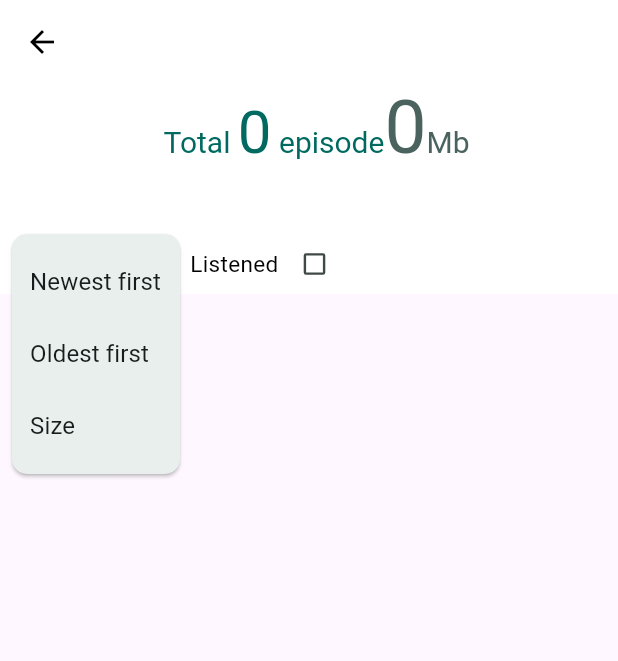
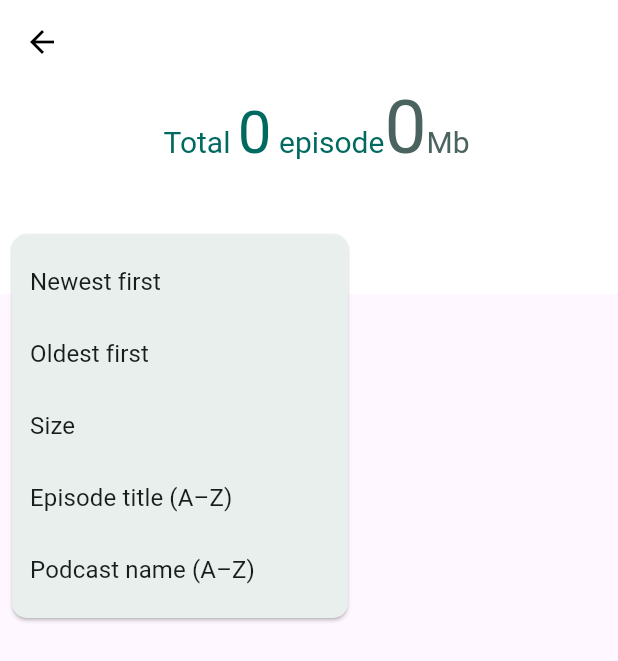
Before and after one commit to tsacdop/tsacdop, a Flutter app: the DownloadsManage screen opened directly, after a tap on "Sort by", on a phone screen of 412 x 824 dp. Shown: the top 661 px of the screen. Run offline on Flutter 3.47's test engine with Material 3 defaults, Android fonts, the phone set to English and light mode, and no system bars; drawn by our look-alikes of dynamic_color; our stand-ins replace audio_service, auto_animated, cached_network_image, connectivity_plus, convert, csslib and 21 more; missing offline and left inert: audio_session, color_thief_dart, feature_discovery, list_counter, path_provider_android, shared_preferences_android and 2 more; accounts and stored records are empty; Roboto replaces fonts that are missing (Cairo); statements that could not run were skipped.

Commit message:
Add sorting options to the Downloads tab (#87)
* Add persistent sorting for downloaded episodes

* Preserve efficient history filtering for download sorting

```diff
--- a/lib/l10n/intl_el.arb
+++ b/lib/l10n/intl_el.arb
@@ -613,6 +613,10 @@
   "@share": {},
   "showNotesFonts": "Προβολή γραμματοσειράς σημειώσεων",
   "@showNotesFonts": {},
+  "sortEpisodeTitle": "Τίτλος επεισοδίου (Α–Ω)",
+  "@sortEpisodeTitle": {},
+  "sortPodcastName": "Όνομα podcast (Α–Ω)",
+  "@sortPodcastName": {},
   "size": "Μέγεθος",
   "@size": {},
   "skipSecondsAtEnd": "Παράλειψη δευτερολέπτων στο τέλος",
--- a/lib/l10n/intl_en.arb
+++ b/lib/l10n/intl_en.arb
@@ -613,6 +613,10 @@
   "@share": {},
   "showNotesFonts": "Show notes font",
   "@showNotesFonts": {},
+  "sortEpisodeTitle": "Episode title (A–Z)",
+  "@sortEpisodeTitle": {},
+  "sortPodcastName": "Podcast name (A–Z)",
+  "@sortPodcastName": {},
   "size": "Size",
   "@size": {},
   "skipSecondsAtEnd": "Skip seconds at end",
--- a/lib/l10n/intl_es.arb
+++ b/lib/l10n/intl_es.arb
@@ -613,6 +613,10 @@
   "@share": {},
   "showNotesFonts": "Fuente de las notas del show",
   "@showNotesFonts": {},
+  "sortEpisodeTitle": "Título del episodio (A–Z)",
+  "@sortEpisodeTitle": {},
+  "sortPodcastName": "Nombre del podcast (A–Z)",
+  "@sortPodcastName": {},
   "size": "Tamaño",
   "@size": {},
   "skipSecondsAtEnd": "Saltar segundos al final",
--- a/lib/l10n/intl_fr.arb
+++ b/lib/l10n/intl_fr.arb
@@ -613,6 +613,10 @@
   "@share": {},
   "showNotesFonts": "Show notes font",
   "@showNotesFonts": {},
+  "sortEpisodeTitle": "Titre de l’épisode (A–Z)",
+  "@sortEpisodeTitle": {},
+  "sortPodcastName": "Nom du podcast (A–Z)",
+  "@sortPodcastName": {},
   "size": "Taille",
   "@size": {},
   "skipSecondsAtEnd": "Skip seconds at end",
--- a/lib/l10n/intl_it.arb
+++ b/lib/l10n/intl_it.arb
@@ -613,6 +613,10 @@
   "@share": {},
   "showNotesFonts": "Mostra il font delle note",
   "@showNotesFonts": {},
+  "sortEpisodeTitle": "Titolo dell’episodio (A–Z)",
+  "@sortEpisodeTitle": {},
+  "sortPodcastName": "Nome del podcast (A–Z)",
+  "@sortPodcastName": {},
   "size": "Dimensione",
   "@size": {},
   "skipSecondsAtEnd": "Salta secondi al termine",
--- a/lib/l10n/intl_pt.arb
+++ b/lib/l10n/intl_pt.arb
@@ -613,6 +613,10 @@
   "@share": {},
   "showNotesFonts": "Mostrar tipo de letra das notas",
   "@showNotesFonts": {},
+  "sortEpisodeTitle": "Título do episódio (A–Z)",
+  "@sortEpisodeTitle": {},
+  "sortPodcastName": "Nome do podcast (A–Z)",
+  "@sortPodcastName": {},
   "size": "Tamanho",
   "@size": {},
   "skipSecondsAtEnd": "Saltar segundos no fim",
--- a/lib/l10n/intl_ru.arb
+++ b/lib/l10n/intl_ru.arb
@@ -613,6 +613,10 @@
   "@share": {},
   "showNotesFonts": "Показать шрифт заметок",
   "@showNotesFonts": {},
+  "sortEpisodeTitle": "Название эпизода (А–Я)",
+  "@sortEpisodeTitle": {},
+  "sortPodcastName": "Название подкаста (А–Я)",
+  "@sortPodcastName": {},
   "size": "Размер",
   "@size": {},
   "skipSecondsAtEnd": "Пропустить несколько секунд в конце",
--- a/lib/l10n/intl_tr.arb
+++ b/lib/l10n/intl_tr.arb
@@ -613,6 +613,10 @@
   "@share": {},
   "showNotesFonts": "Not yazı tipini göster",
   "@showNotesFonts": {},
+  "sortEpisodeTitle": "Bölüm başlığı (A–Z)",
+  "@sortEpisodeTitle": {},
+  "sortPodcastName": "Podcast adı (A–Z)",
+  "@sortPodcastName": {},
   "size": "Boyut",
   "@size": {},
   "skipSecondsAtEnd": "Sondaki saniyeleri atla",
--- a/lib/l10n/intl_zh_Hans.arb
+++ b/lib/l10n/intl_zh_Hans.arb
@@ -613,6 +613,10 @@
   "@share": {},
   "showNotesFonts": "节目简介字体",
   "@showNotesFonts": {},
+  "sortEpisodeTitle": "节目标题（A–Z）",
+  "@sortEpisodeTitle": {},
+  "sortPodcastName": "播客名称（A–Z）",
+  "@sortPodcastName": {},
   "size": "大小",
   "@size": {},
   "skipSecondsAtEnd": "结束跳过秒数",
--- a/lib/local_storage/key_value_storage.dart
+++ b/lib/local_storage/key_value_storage.dart
@@ -23,6 +23,7 @@ const String podcastLayoutKey = 'podcastLayoutKey';
 const String recentLayoutKey = 'recentLayoutKey';
 const String favLayoutKey = 'favLayoutKey';
 const String downloadLayoutKey = 'downloadLayoutKey';
+const String downloadSortKey = 'downloadSortKey';
 const String autoDownloadNetworkKey = 'autoDownloadNetwork';
 const String episodePopupMenuKey = 'episodePopupMenuKey';
 const String autoDeleteKey = 'autoDeleteKey';
--- a/lib/local_storage/sqflite_localpodcast.dart
+++ b/lib/local_storage/sqflite_localpodcast.dart
@@ -10,6 +10,7 @@ import 'package:sqflite/sqflite.dart';
 import 'package:webfeed/webfeed.dart';
 
 import '../type/episodebrief.dart';
+import '../type/download_sort.dart';
 import '../type/play_histroy.dart';
 import '../type/podcastlocal.dart';
 import '../type/sub_history.dart';
@@ -1644,67 +1645,42 @@ class DBHelper {
   }) async {
     var dbClient = await database;
     var episodes = <EpisodeBrief>[];
-    late List<Map> list;
-    if (hideListened) {
-      if (mode == 0) {
-        list = await dbClient.rawQuery("""SELECT E.title, E.enclosure_url, E.enclosure_length, E.download_date, E.is_new,
-        E.milliseconds, P.title as feed_title, E.duration, E.explicit,
-        P.imagePath, P.primaryColor FROM Episodes E INNER JOIN PodcastLocal P ON E.feed_id = P.id
-        LEFT JOIN PlayHistory H ON E.enclosure_url = H.enclosure_url
-        WHERE E.enclosure_url != E.media_id GROUP BY E.enclosure_url HAVING SUM(H.listen_time) is null
-        OR SUM(H.listen_time) = 0 ORDER BY E.download_date DESC""");
-      } else if (mode == 1) {
-        list = await dbClient.rawQuery("""SELECT E.title, E.enclosure_url, E.enclosure_length, E.download_date,E.is_new,
-        E.milliseconds, P.title as feed_title, E.duration, E.explicit,
-        P.imagePath, P.primaryColor FROM Episodes E INNER JOIN PodcastLocal P ON E.feed_id = P.id
-        LEFT JOIN PlayHistory H ON E.enclosure_url = H.enclosure_url
-        WHERE E.enclosure_url != E.media_id GROUP BY E.enclosure_url HAVING SUM(H.listen_time) is null
-        OR SUM(H.listen_time) = 0 ORDER BY E.download_date ASC""");
-      } else if (mode == 2) {
-        list = await dbClient.rawQuery("""SELECT E.title, E.enclosure_url, E.enclosure_length, E.download_date,E.is_new,
-        E.milliseconds, P.title as feed_title, E.duration, E.explicit,
-        P.imagePath, P.primaryColor FROM Episodes E INNER JOIN PodcastLocal P ON E.feed_id = P.id
-        LEFT JOIN PlayHistory H ON E.enclosure_url = H.enclosure_url
-        WHERE E.enclosure_url != E.media_id GROUP BY E.enclosure_url HAVING SUM(H.listen_time) is null
-        OR SUM(H.listen_time) = 0 ORDER BY E.enclosure_length DESC""");
-      }
-    } else //Ordered by date
-    {
-      if (mode == 0) {
-        list = await dbClient.rawQuery("""SELECT E.title, E.enclosure_url, E.enclosure_length, E.download_date, E.is_new,
-        E.milliseconds, P.title as feed_title, E.duration, E.explicit,
-        P.imagePath, P.primaryColor FROM Episodes E INNER JOIN PodcastLocal P ON E.feed_id = P.id
-        WHERE E.enclosure_url != E.media_id
-        ORDER BY E.download_date DESC""");
-      } else if (mode == 1) {
-        list = await dbClient.rawQuery("""SELECT E.title, E.enclosure_url, E.enclosure_length, E.download_date,E.is_new,
-        E.milliseconds, P.title as feed_title, E.duration, E.explicit,
-        P.imagePath, P.primaryColor FROM Episodes E INNER JOIN PodcastLocal P ON E.feed_id = P.id
-        WHERE E.enclosure_url != E.media_id
-        ORDER BY E.download_date ASC""");
-      } else if (mode == 2) {
-        list = await dbClient.rawQuery("""SELECT E.title, E.enclosure_url, E.enclosure_length, E.download_date,E.is_new,
-        E.milliseconds, P.title as feed_title, E.duration, E.explicit,
-        P.imagePath, P.primaryColor FROM Episodes E INNER JOIN PodcastLocal P ON E.feed_id = P.id
-        WHERE E.enclosure_url != E.media_id
-        ORDER BY E.enclosure_length DESC""");
-      }
-    }
+    final orderBy = switch (DownloadSort.fromIndex(mode)) {
+      DownloadSort.newest => 'E.download_date DESC, E.enclosure_url ASC',
+      DownloadSort.oldest => 'E.download_date ASC, E.enclosure_url ASC',
+      DownloadSort.size => 'E.enclosure_length DESC, E.enclosure_url ASC',
+      DownloadSort.title => 'E.title COLLATE NOCASE ASC, E.enclosure_url ASC',
+      DownloadSort.podcast =>
+        'P.title COLLATE NOCASE ASC, E.download_date DESC, E.enclosure_url ASC',
+    };
+    final historyJoin = hideListened
+        ? 'LEFT JOIN PlayHistory H ON E.enclosure_url = H.enclosure_url'
+        : '';
+    final listenedFilter = hideListened
+        ? 'GROUP BY E.enclosure_url HAVING SUM(H.listen_time) IS NULL OR SUM(H.listen_time) = 0'
+        : '';
+    final list = await dbClient.rawQuery("""SELECT E.title, E.enclosure_url,
+      E.enclosure_length, E.download_date, E.is_new, E.milliseconds,
+      P.title as feed_title, E.duration, E.explicit, P.imagePath, P.primaryColor
+      FROM Episodes E INNER JOIN PodcastLocal P ON E.feed_id = P.id
+      $historyJoin
+      WHERE E.enclosure_url != E.media_id $listenedFilter
+      ORDER BY $orderBy""");
     if (list.isNotEmpty) {
       for (var i in list) {
         episodes.add(
           EpisodeBrief(
-            i['title'],
-            i['enclosure_url'],
-            i['enclosure_length'],
-            i['milliseconds'],
-            i['feed_title'],
-            i['primaryColor'],
-            i['duration'],
-            i['explicit'],
-            i['imagePath'],
-            i['is_new'],
-            downloadDate: i['download_date'],
+            i['title'] as String?,
+            i['enclosure_url'] as String,
+            i['enclosure_length'] as int?,
+            i['milliseconds'] as int?,
+            i['feed_title'] as String?,
+            i['primaryColor'] as String?,
+            i['duration'] as int?,
+            i['explicit'] as int?,
+            i['imagePath'] as String?,
+            i['is_new'] as int?,
+            downloadDate: i['download_date'] as int?,
           ),
         );
       }
--- a/lib/settings/downloads_manage.dart
+++ b/lib/settings/downloads_manage.dart
@@ -258,15 +258,17 @@ class _DownloadsManageState extends State<DownloadsManage> {
                                       value: 2,
                                       child: Text(s.size),
                                     ),
+                                    PopupMenuItem(
+                                      value: 3,
+                                      child: Text(s.sortEpisodeTitle),
+                                    ),
+                                    PopupMenuItem(
+                                      value: 4,
+                                      child: Text(s.sortPodcastName),
+                                    ),
                                   ],
                                   onSelected: (value) {
-                                    if (value == 0) {
-                                      setState(() => _mode = 0);
-                                    } else if (value == 1) {
-                                      setState(() => _mode = 1);
-                                    } else if (value == 2) {
-                                      setState(() => _mode = 2);
-                                    }
+                                    setState(() => _mode = value);
                                   },
                                 ),
                               ),
--- /dev/null
+++ b/lib/type/download_sort.dart
@@ -0,0 +1,13 @@
+// Keep these indices stable: storage management also uses the first three.
+enum DownloadSort {
+  newest,
+  oldest,
+  size,
+  title,
+  podcast;
+
+  static DownloadSort fromIndex(int? index) =>
+      index != null && index >= 0 && index < values.length
+      ? values[index]
+      : newest;
+}
```
Also changed, not shown: lib/home/home.dart (+79 -25 lines), lib/generated/intl/messages_el.dart, lib/generated/intl/messages_en.dart, lib/generated/intl/messages_es.dart, lib/generated/intl/messages_fr.dart, lib/generated/intl/messages_it.dart, lib/generated/intl/messages_pt.dart, lib/generated/intl/messages_ru.dart, lib/generated/intl/messages_tr.dart, lib/generated/intl/messages_zh-Hans.dart, lib/generated/l10n.dart, 3 other files.
